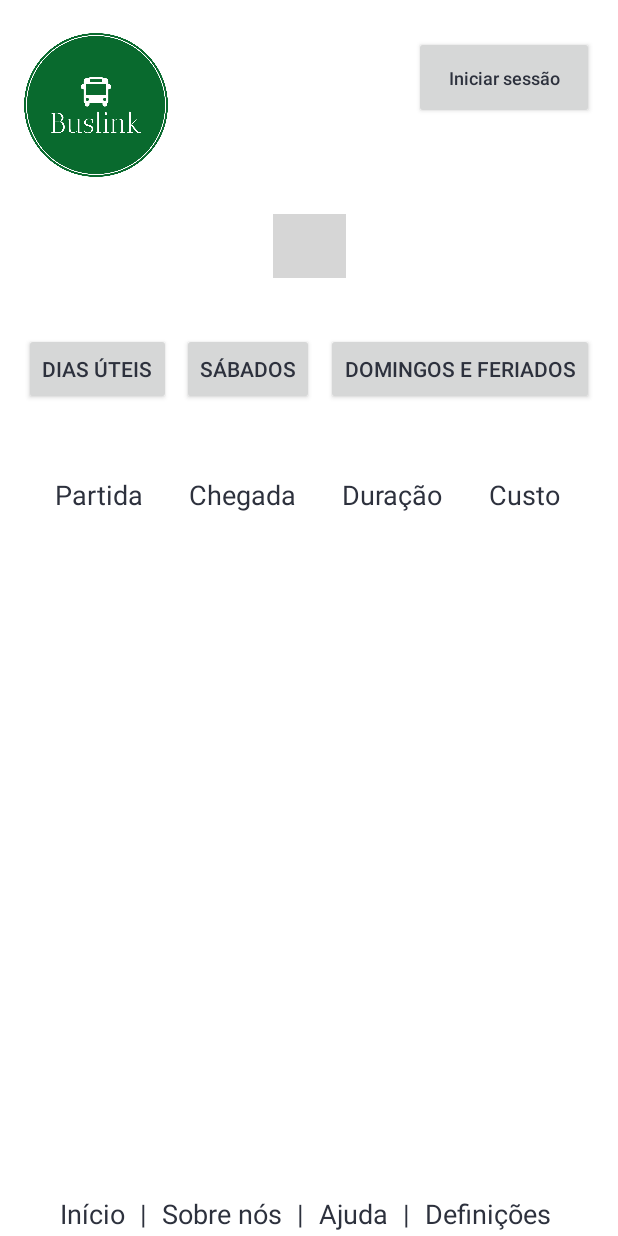
After one commit to pdPinho/IHC-2023-Buslink, an Android app: the Horario_PT screen opened directly, with no data from a screen before it, on a phone screen of 412 x 824 dp. The commit adds this screen. Run offline under Robolectric (Android 15) with nearby library versions, the phone set to English and light mode, and no system bars; 2 statements that could not run were skipped; grey boxes are pictures that could not be loaded.

Commit message:
Pagina horario_PT adicionada, mas incompleta

```diff
--- a/app/src/main/java/com/example/buslink/Home_PT.java
+++ b/app/src/main/java/com/example/buslink/Home_PT.java
@@ -67,6 +67,20 @@ public class Home_PT extends AppCompatActivity {
     }
 
 
+    // Horario button handler
+    public void verHorario(View view){
+        AutoCompleteTextView origin = (AutoCompleteTextView)findViewById(R.id.origin);
+        AutoCompleteTextView destination = (AutoCompleteTextView)findViewById(R.id.destination);
+
+        String originText = origin.getText().toString();
+        String destinationText = destination.getText().toString();
+
+        Intent intent = new Intent(this, Horario_PT.class);
+        intent.putExtra("origem", originText);
+        intent.putExtra("destino", destinationText);
+        startActivity(intent);
+    }
+
     // footer buttons section
     public void home(View view){
         Intent intent = new Intent(this, Home_PT.class);
--- /dev/null
+++ b/app/src/main/java/com/example/buslink/Horario_PT.java
@@ -0,0 +1,68 @@
+package com.example.buslink;
+
+import androidx.appcompat.app.AppCompatActivity;
+
+import android.content.Intent;
+import android.os.Bundle;
+import android.view.View;
+import android.widget.AutoCompleteTextView;
+import android.widget.TextView;
+
+public class Horario_PT extends AppCompatActivity {
+
+    @Override
+    protected void onCreate(Bundle savedInstanceState) {
+        super.onCreate(savedInstanceState);
+        setContentView(R.layout.activity_horario_pt2);
+        setOrigemDestino();
+    }
+
+    // Colocar a origem e destino da HomePage
+    public void setOrigemDestino(){
+        //Ir buscar a origem e destino da HomePage
+        Bundle extras = getIntent().getExtras();
+        String origem = extras.getString("origem");
+        String destino = extras.getString("destino");
+
+        TextView originText = (TextView)findViewById(R.id.origem_);
+        originText.setText(origem);
+        TextView destinationText = (TextView)findViewById(R.id.destino_);
+        destinationText.setText(destino);
+    }
+
+    //TODO Obrigar a que estejam preenchidos antes de prosseguir xD
+    //TODO login page para não crashar
+
+    // button swap handler (origin - destination)
+    public void swap_locations(View view) {
+        TextView origin = (TextView)findViewById(R.id.origem_);
+        TextView destination = (TextView)findViewById(R.id.destino_);
+
+        String originText = origin.getText().toString();
+        String destinationText = destination.getText().toString();
+
+        origin.setText(destinationText);
+        destination.setText(originText);
+    }
+
+    //TODO tabela com o horário
+
+
+    // footer buttons section
+    public void home(View view){
+        Intent intent = new Intent(this, Home_PT.class);
+        startActivity(intent);
+    }
+    public void about_us(View view){
+        Intent intent = new Intent(this, AboutUS_PT.class);
+        startActivity(intent);
+    }
+    public void help(View view){
+        Intent intent = new Intent(this, Help_PT.class);
+        startActivity(intent);
+    }
+    public void settings(View view){
+        Intent intent = new Intent(this, Settings_PT.class);
+        startActivity(intent);
+    }
+}
--- a/app/src/main/res/layout/activity_home_pt.xml
+++ b/app/src/main/res/layout/activity_home_pt.xml
@@ -329,6 +329,7 @@
         android:textAllCaps="false"
         android:textColor="#000000"
         android:textSize="13sp"
+        android:onClick="verHorario"
         app:layout_constraintStart_toStartOf="parent"
         app:layout_constraintTop_toBottomOf="@+id/destination" />
 
--- /dev/null
+++ b/app/src/main/res/layout/activity_horario_pt2.xml
@@ -0,0 +1,262 @@
+<?xml version="1.0" encoding="utf-8"?>
+<androidx.constraintlayout.widget.ConstraintLayout xmlns:android="http://schemas.android.com/apk/res/android"
+    xmlns:app="http://schemas.android.com/apk/res-auto"
+    xmlns:tools="http://schemas.android.com/tools"
+    android:layout_width="match_parent"
+    android:layout_height="match_parent"
+    tools:context=".Horario_PT">
+
+    <ImageButton
+        android:id="@+id/company_logo"
+        android:layout_width="wrap_content"
+        android:layout_height="wrap_content"
+        android:layout_marginBottom="400dp"
+        android:adjustViewBounds="true"
+        android:background="@null"
+        android:contentDescription="Company logo"
+        android:maxWidth="96dp"
+        android:maxHeight="96dp"
+        android:scaleType="fitCenter"
+        android:src="@drawable/logo_no_background"
+        android:onClick="home"
+        app:layout_constraintBottom_toBottomOf="parent"
+        app:layout_constraintEnd_toEndOf="parent"
+        app:layout_constraintHorizontal_bias="0.05"
+        app:layout_constraintStart_toStartOf="parent"
+        app:layout_constraintTop_toTopOf="parent"
+        app:layout_constraintVertical_bias="0.068" />
+
+    <Button
+        android:id="@+id/login_button"
+        android:layout_width="wrap_content"
+        android:layout_height="wrap_content"
+        android:layout_marginTop="24dp"
+        android:layout_marginEnd="16dp"
+        android:width="120dp"
+        android:height="55dp"
+        android:onClick="login"
+        android:text="@string/iniciar_sessao_text"
+        android:textAllCaps="false"
+        android:textSize="12sp"
+        app:layout_constraintEnd_toEndOf="parent"
+        app:layout_constraintTop_toTopOf="parent" />
+
+    <TextView
+        android:id="@+id/origem_"
+        android:layout_width="wrap_content"
+        android:layout_height="wrap_content"
+        android:layout_marginTop="150dp"
+        android:text="de onde?"
+        app:layout_constraintEnd_toStartOf="@+id/swap_locations_button"
+        app:layout_constraintStart_toStartOf="parent"
+        app:layout_constraintTop_toTopOf="parent" />
+
+    <ImageButton
+        android:id="@+id/swap_locations_button"
+        android:layout_width="42dp"
+        android:layout_height="48dp"
+        android:layout_marginTop="140dp"
+        android:contentDescription="swap locations button"
+        android:minWidth="48dp"
+        android:minHeight="36dp"
+        android:onClick="swap_locations"
+        android:rotation="90"
+        android:scaleType="fitCenter"
+        app:layout_constraintEnd_toEndOf="parent"
+        app:layout_constraintStart_toStartOf="parent"
+        app:layout_constraintTop_toTopOf="parent"
+        app:srcCompat="@drawable/_312655" />
+
+    <TextView
+        android:id="@+id/destino_"
+        android:layout_width="wrap_content"
+        android:layout_height="wrap_content"
+        android:layout_marginTop="150dp"
+        android:text="para onde?"
+        app:layout_constraintEnd_toEndOf="parent"
+        app:layout_constraintStart_toEndOf="@+id/swap_locations_button"
+        app:layout_constraintTop_toTopOf="parent" />
+
+    <Button
+        android:id="@+id/dias_uteis"
+        android:layout_width="wrap_content"
+        android:layout_height="wrap_content"
+        android:layout_marginStart="16dp"
+        android:layout_marginTop="222dp"
+        android:text="Dias úteis"
+        app:layout_constraintStart_toStartOf="parent"
+        app:layout_constraintTop_toTopOf="parent" />
+
+    <Button
+        android:id="@+id/sabados"
+        android:layout_width="wrap_content"
+        android:layout_height="wrap_content"
+        android:layout_marginTop="222dp"
+        android:text="Sábados"
+        app:layout_constraintEnd_toEndOf="parent"
+        app:layout_constraintHorizontal_bias="0.374"
+        app:layout_constraintStart_toStartOf="parent"
+        app:layout_constraintTop_toTopOf="parent" />
+
+    <Button
+        android:id="@+id/button3"
+        android:layout_width="wrap_content"
+        android:layout_height="wrap_content"
+        android:layout_marginTop="222dp"
+        android:layout_marginEnd="16dp"
+        android:text="Domingos e Feriados"
+        app:layout_constraintEnd_toEndOf="parent"
+        app:layout_constraintTop_toTopOf="parent" />
+
+
+    <TableLayout
+        android:id="@+id/footer"
+        android:layout_width="410dp"
+        android:layout_height="27dp"
+        app:layout_constraintBottom_toBottomOf="parent"
+        app:layout_constraintEnd_toEndOf="parent"
+        app:layout_constraintHorizontal_bias="0.454"
+        app:layout_constraintStart_toStartOf="parent">
+
+        <TableRow
+            android:id="@+id/table_options"
+            android:layout_width="match_parent"
+            android:layout_height="match_parent"
+            android:paddingHorizontal="29dp">
+
+            <TextView
+                android:id="@+id/home_option"
+                android:layout_width="wrap_content"
+                android:layout_height="wrap_content"
+                android:clickable="true"
+                android:paddingHorizontal="10dp"
+                android:text="Início"
+                android:textSize="18sp" />
+
+            <TextView
+                android:layout_width="wrap_content"
+                android:layout_height="wrap_content"
+                android:text="|"
+                android:textSize="18sp" />
+
+            <TextView
+                android:id="@+id/about_us_option"
+                android:layout_width="wrap_content"
+                android:layout_height="wrap_content"
+                android:clickable="true"
+                android:onClick="about_us"
+                android:paddingHorizontal="10dp"
+                android:text="Sobre nós"
+                android:textSize="18sp" />
+
+            <TextView
+                android:layout_width="wrap_content"
+                android:layout_height="wrap_content"
+                android:text="|"
+                android:textSize="18sp" />
+
+            <TextView
+                android:id="@+id/help_option"
+                android:layout_width="wrap_content"
+                android:layout_height="wrap_content"
+                android:clickable="true"
+                android:onClick="help"
+                android:paddingHorizontal="10dp"
+                android:text="Ajuda"
+                android:textSize="18sp" />
+
+            <TextView
+                android:layout_width="wrap_content"
+                android:layout_height="wrap_content"
+                android:clickable="true"
+                android:text="|"
+                android:textSize="18sp" />
+
+            <TextView
+                android:id="@+id/definitions_option"
+                android:layout_width="wrap_content"
+                android:layout_height="wrap_content"
+                android:clickable="true"
+                android:onClick="settings"
+                android:paddingHorizontal="10dp"
+                android:text="Definições"
+                android:textSize="18sp" />
+        </TableRow>
+
+    </TableLayout>
+
+    <TableLayout
+        android:layout_width="409dp"
+        android:layout_height="432dp"
+        android:layout_marginStart="5dp"
+        android:layout_marginTop="25dp"
+        android:layout_marginEnd="5dp"
+        android:layout_marginBottom="25dp"
+        app:layout_constraintBottom_toTopOf="@+id/footer"
+        app:layout_constraintEnd_toEndOf="parent"
+        app:layout_constraintStart_toStartOf="parent"
+        app:layout_constraintTop_toBottomOf="@+id/dias_uteis">
+
+        <TableRow
+            android:id="@+id/table_horario"
+            android:layout_width="match_parent"
+            android:layout_height="match_parent"
+            android:paddingHorizontal="20dp">
+
+            <TextView
+                android:id="@+id/partida"
+                android:layout_width="wrap_content"
+                android:layout_height="wrap_content"
+                android:clickable="false"
+                android:paddingHorizontal="15dp"
+                android:text="Partida"
+                android:textSize="18sp" />
+
+            <TextView
+                android:id="@+id/chegada"
+                android:layout_width="wrap_content"
+                android:layout_height="wrap_content"
+                android:clickable="false"
+                android:paddingHorizontal="15dp"
+                android:text="Chegada"
+                android:textSize="18sp" />
+
+            <TextView
+                android:id="@+id/duracao"
+                android:layout_width="wrap_content"
+                android:layout_height="wrap_content"
+                android:clickable="true"
+                android:onClick="help"
+                android:paddingHorizontal="15dp"
+                android:text="Duração"
+                android:textSize="18sp" />
+
+            <TextView
+                android:id="@+id/custo"
+                android:layout_width="wrap_content"
+                android:layout_height="wrap_content"
+                android:clickable="false"
+                android:onClick="settings"
+                android:paddingHorizontal="15dp"
+                android:text="Custo"
+                android:textSize="18sp" />
+        </TableRow>
+
+        <TableRow
+            android:layout_width="match_parent"
+            android:layout_height="match_parent" />
+
+        <TableRow
+            android:layout_width="match_parent"
+            android:layout_height="match_parent" />
+
+        <TableRow
+            android:layout_width="match_parent"
+            android:layout_height="match_parent" />
+
+        <TableRow
+            android:layout_width="match_parent"
+            android:layout_height="match_parent" />
+    </TableLayout>
+
+</androidx.constraintlayout.widget.ConstraintLayout>
```
Also changed, not shown: app/src/main/AndroidManifest.xml (+10 -7 lines).
